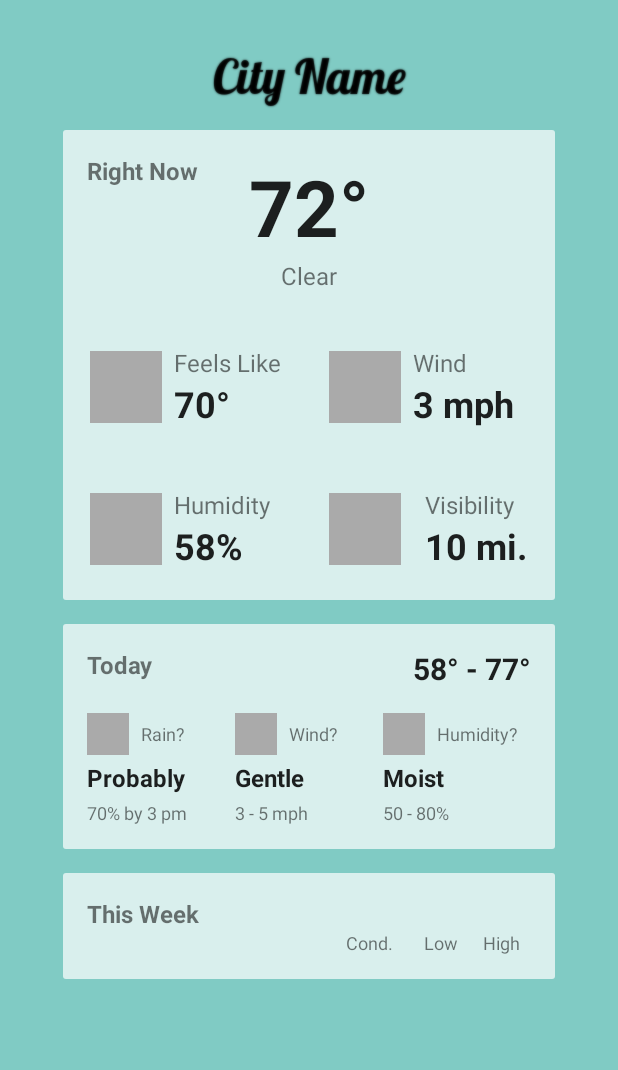
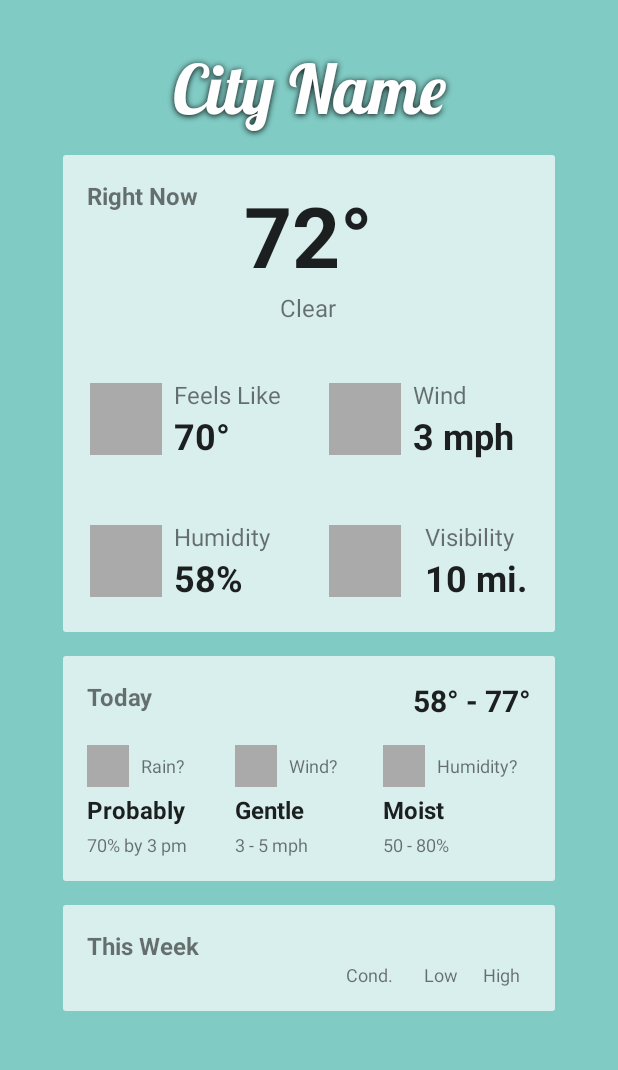
Before and after one commit to arosiclair/Weatherly, an Android app: the screen it shows after launch (MainActivity), on a phone screen of 412 x 824 dp, the part 62-1132 px from its top. Run offline under Robolectric (Android 15) with nearby library versions, the phone set to English and light mode, and no system bars.

Commit message:
Increased size of city name's shadow and textSize.

```diff
--- a/app/src/main/res/layout/fragment_city.xml
+++ b/app/src/main/res/layout/fragment_city.xml
@@ -24,13 +24,13 @@
             android:paddingBottom="16dp"
             android:paddingTop="16dp"
             android:shadowColor="@android:color/black"
-
             android:shadowDx="0"
-            android:shadowDy="0"
-            android:shadowRadius="1.0"
+            android:shadowDy="1"
+            android:shadowRadius="5"
             android:text="City Name"
             android:textIsSelectable="false"
-            android:textSize="32sp" />
+            android:textSize="45sp"
+            android:textColor="@color/abc_primary_text_material_dark"/>
 
         <!-- Root Vertical Layout For Card -->
         <LinearLayout
@@ -73,7 +73,7 @@
                         android:text="72°"
                         android:textColor="@color/abc_primary_text_material_light"
                         android:textIsSelectable="false"
-                        android:textSize="52sp"
+                        android:textSize="56sp"
                         android:textStyle="bold" />
 
                     <TextView
```
